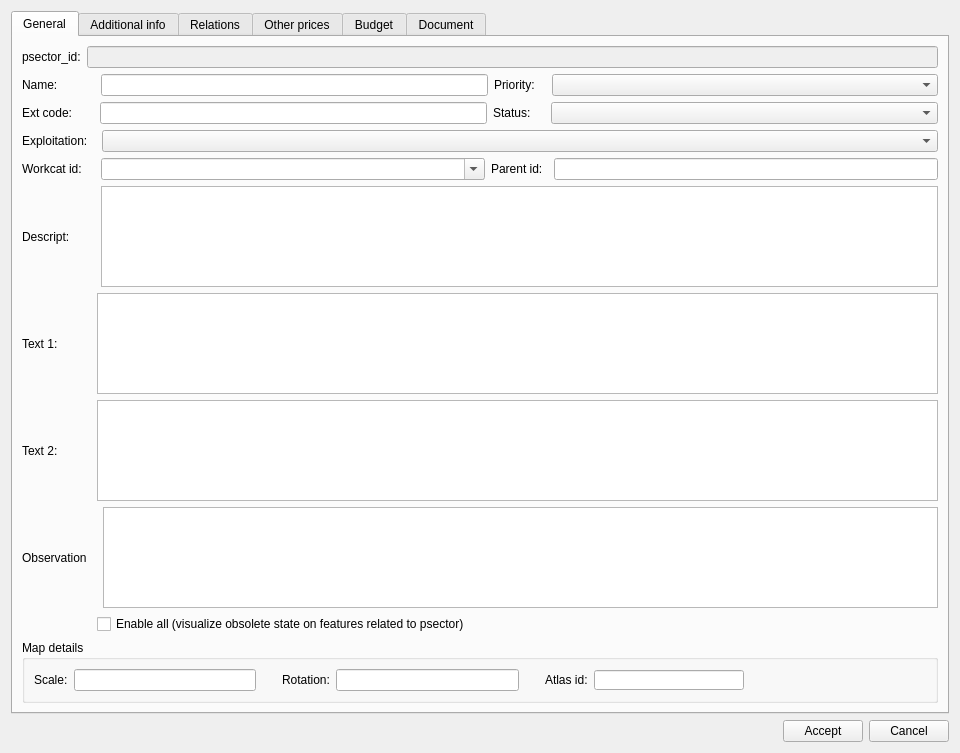
This is core/ui/toolbars/plan/psector.ui in Giswater/giswater_qgis_plugin as Qt 5 draws it before an edit. The edited form follows.
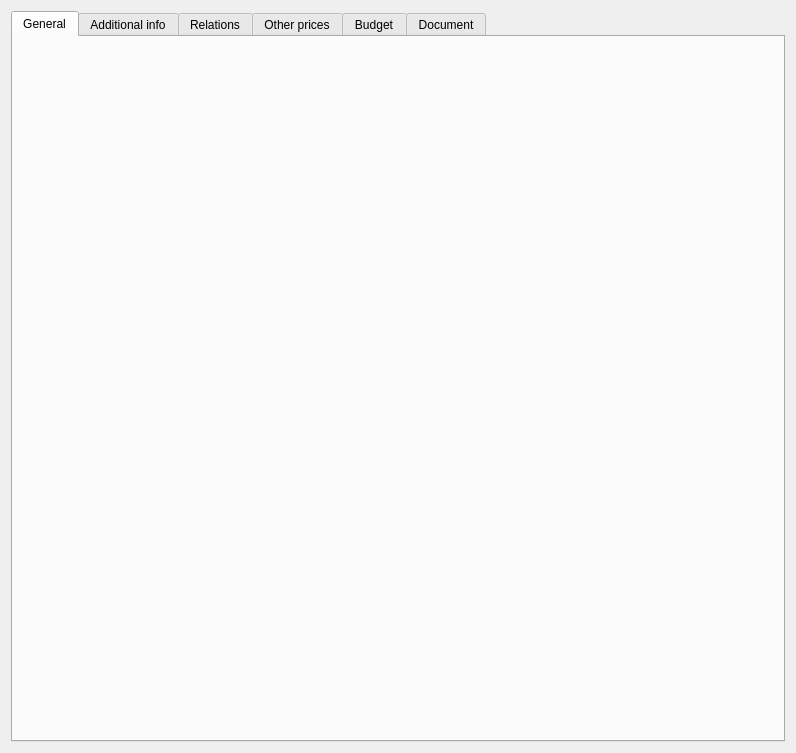
This is the edited form.

Commit message: feat(psector): make tab general from psector dynamic and fix some bugs

The edit to the form file:
```diff
--- a/core/ui/toolbars/plan/psector.ui
+++ b/core/ui/toolbars/plan/psector.ui
@@ -6,7 +6,7 @@
    <rect>
     <x>0</x>
     <y>0</y>
-    <width>960</width>
+    <width>796</width>
     <height>753</height>
    </rect>
   </property>
@@ -32,542 +32,30 @@
       <attribute name="title">
        <string>General</string>
       </attribute>
-      <layout class="QVBoxLayout" name="verticalLayout_3">
-       <item>
-        <layout class="QHBoxLayout" name="horizontalLayout_10">
-         <item>
-          <widget class="QLabel" name="lbl_psector_id">
-           <property name="text">
-            <string>psector_id:</string>
-           </property>
-          </widget>
-         </item>
-         <item>
-          <widget class="QLineEdit" name="psector_id">
-           <property name="enabled">
-            <bool>false</bool>
-           </property>
-          </widget>
-         </item>
-        </layout>
+      <layout class="QGridLayout" name="gridLayout">
+       <item row="0" column="0">
+        <layout class="QGridLayout" name="lyt_general_1"/>
        </item>
-       <item>
-        <layout class="QHBoxLayout" name="horizontalLayout_9">
-         <item>
-          <widget class="QLabel" name="label_2">
-           <property name="toolTip">
-            <string/>
-           </property>
-           <property name="text">
-            <string>Name:</string>
-           </property>
-          </widget>
-         </item>
-         <item>
-          <spacer name="horizontalSpacer_2">
-           <property name="orientation">
-            <enum>Qt::Horizontal</enum>
-           </property>
-           <property name="sizeType">
-            <enum>QSizePolicy::Fixed</enum>
-           </property>
-           <property name="sizeHint" stdset="0">
-            <size>
-             <width>37</width>
-             <height>20</height>
-            </size>
-           </property>
-          </spacer>
-         </item>
-         <item>
-          <widget class="QLineEdit" name="name">
-           <property name="sizePolicy">
-            <sizepolicy hsizetype="Expanding" vsizetype="Fixed">
-             <horstretch>0</horstretch>
-             <verstretch>0</verstretch>
-            </sizepolicy>
-           </property>
-           <property name="minimumSize">
-            <size>
-             <width>150</width>
-             <height>0</height>
-            </size>
-           </property>
-          </widget>
-         </item>
-         <item>
-          <widget class="QLabel" name="label_3">
-           <property name="text">
-            <string>Priority:</string>
-           </property>
-          </widget>
-         </item>
-         <item>
-          <spacer name="horizontalSpacer_3">
-           <property name="orientation">
-            <enum>Qt::Horizontal</enum>
-           </property>
-           <property name="sizeType">
-            <enum>QSizePolicy::Fixed</enum>
-           </property>
-           <property name="sizeHint" stdset="0">
-            <size>
-             <width>11</width>
-             <height>20</height>
-            </size>
-           </property>
-          </spacer>
-         </item>
-         <item>
-          <widget class="QComboBox" name="priority">
-           <property name="sizePolicy">
-            <sizepolicy hsizetype="Expanding" vsizetype="Preferred">
-             <horstretch>0</horstretch>
-             <verstretch>0</verstretch>
-            </sizepolicy>
-           </property>
-          </widget>
-         </item>
-        </layout>
+       <item row="1" column="0">
+        <layout class="QGridLayout" name="lyt_general_2"/>
        </item>
-       <item>
-        <layout class="QHBoxLayout" name="horizontalLayout_8">
-         <item>
-          <widget class="QLabel" name="label_4">
-           <property name="toolTip">
-            <string/>
-           </property>
-           <property name="text">
-            <string>Ext code:</string>
-           </property>
-          </widget>
-         </item>
-         <item>
-          <spacer name="horizontalSpacer_4">
-           <property name="orientation">
-            <enum>Qt::Horizontal</enum>
-           </property>
-           <property name="sizeType">
-            <enum>QSizePolicy::Fixed</enum>
-           </property>
-           <property name="sizeHint" stdset="0">
-            <size>
-             <width>22</width>
-             <height>20</height>
-            </size>
-           </property>
-          </spacer>
-         </item>
-         <item>
-          <widget class="QLineEdit" name="ext_code"/>
-         </item>
-         <item>
-          <widget class="QLabel" name="label_8">
-           <property name="text">
-            <string>Status:</string>
-           </property>
-          </widget>
-         </item>
-         <item>
-          <spacer name="horizontalSpacer_5">
-           <property name="orientation">
-            <enum>Qt::Horizontal</enum>
-           </property>
-           <property name="sizeType">
-            <enum>QSizePolicy::Fixed</enum>
-           </property>
-           <property name="sizeHint" stdset="0">
-            <size>
-             <width>14</width>
-             <height>20</height>
-            </size>
-           </property>
-          </spacer>
-         </item>
-         <item>
-          <widget class="QComboBox" name="status">
-           <property name="sizePolicy">
-            <sizepolicy hsizetype="Expanding" vsizetype="Preferred">
-             <horstretch>0</horstretch>
-             <verstretch>0</verstretch>
-            </sizepolicy>
-           </property>
-          </widget>
-         </item>
-        </layout>
+       <item row="2" column="0">
+        <layout class="QGridLayout" name="lyt_general_3"/>
        </item>
-       <item>
-        <layout class="QHBoxLayout" name="horizontalLayout_7">
-         <item>
-          <widget class="QLabel" name="label_5">
-           <property name="text">
-            <string>Exploitation:</string>
-           </property>
-          </widget>
-         </item>
-         <item>
-          <spacer name="horizontalSpacer_6">
-           <property name="orientation">
-            <enum>Qt::Horizontal</enum>
-           </property>
-           <property name="sizeType">
-            <enum>QSizePolicy::Fixed</enum>
-           </property>
-           <property name="sizeHint" stdset="0">
-            <size>
-             <width>8</width>
-             <height>20</height>
-            </size>
-           </property>
-          </spacer>
-         </item>
-         <item>
-          <widget class="QComboBox" name="expl_id">
-           <property name="sizePolicy">
-            <sizepolicy hsizetype="Expanding" vsizetype="Fixed">
-             <horstretch>0</horstretch>
-             <verstretch>0</verstretch>
-            </sizepolicy>
-           </property>
-          </widget>
-         </item>
-        </layout>
+       <item row="3" column="0">
+        <layout class="QGridLayout" name="lyt_general_4"/>
        </item>
-       <item>
-        <layout class="QHBoxLayout" name="horizontalLayout_6">
-         <item>
-          <widget class="QLabel" name="label_6">
-           <property name="text">
-            <string>Workcat id:</string>
-           </property>
-          </widget>
-         </item>
-         <item>
-          <spacer name="horizontalSpacer_8">
-           <property name="orientation">
-            <enum>Qt::Horizontal</enum>
-           </property>
-           <property name="sizeType">
-            <enum>QSizePolicy::Fixed</enum>
-           </property>
-           <property name="sizeHint" stdset="0">
-            <size>
-             <width>13</width>
-             <height>20</height>
-            </size>
-           </property>
-          </spacer>
-         </item>
-         <item>
-          <widget class="QComboBox" name="workcat_id">
-           <property name="sizePolicy">
-            <sizepolicy hsizetype="Expanding" vsizetype="Fixed">
-             <horstretch>0</horstretch>
-             <verstretch>0</verstretch>
-            </sizepolicy>
-           </property>
-           <property name="editable">
-            <bool>true</bool>
-           </property>
-          </widget>
-         </item>
-         <item>
-          <widget class="QLabel" name="label">
-           <property name="text">
-            <string>Parent id:</string>
-           </property>
-          </widget>
-         </item>
-         <item>
-          <spacer name="horizontalSpacer_9">
-           <property name="orientation">
-            <enum>Qt::Horizontal</enum>
-           </property>
-           <property name="sizeType">
-            <enum>QSizePolicy::Fixed</enum>
-           </property>
-           <property name="sizeHint" stdset="0">
-            <size>
-             <width>5</width>
-             <height>20</height>
-            </size>
-           </property>
-          </spacer>
-         </item>
-         <item>
-          <widget class="QLineEdit" name="parent_id"/>
-         </item>
-        </layout>
+       <item row="4" column="0">
+        <layout class="QGridLayout" name="lyt_general_5"/>
        </item>
-       <item>
-        <layout class="QHBoxLayout" name="horizontalLayout_5">
-         <item>
-          <widget class="QLabel" name="label_7">
-           <property name="text">
-            <string>Descript:</string>
-           </property>
-          </widget>
-         </item>
-         <item>
-          <spacer name="horizontalSpacer_10">
-           <property name="orientation">
-            <enum>Qt::Horizontal</enum>
-           </property>
-           <property name="sizeType">
-            <enum>QSizePolicy::Fixed</enum>
-           </property>
-           <property name="sizeHint" stdset="0">
-            <size>
-             <width>25</width>
-             <height>20</height>
-            </size>
-           </property>
-          </spacer>
-         </item>
-         <item>
-          <widget class="QTextEdit" name="descript"/>
-         </item>
-        </layout>
+       <item row="5" column="0">
+        <layout class="QGridLayout" name="lyt_general_6"/>
        </item>
-       <item>
-        <layout class="QHBoxLayout" name="horizontalLayout_4">
-         <item>
-          <widget class="QLabel" name="label_11">
-           <property name="text">
-            <string>Text 1:</string>
-           </property>
-          </widget>
-         </item>
-         <item>
-          <spacer name="horizontalSpacer_11">
-           <property name="orientation">
-            <enum>Qt::Horizontal</enum>
-           </property>
-           <property name="sizeType">
-            <enum>QSizePolicy::Fixed</enum>
-           </property>
-           <property name="sizeHint" stdset="0">
-            <size>
-             <width>33</width>
-             <height>20</height>
-            </size>
-           </property>
-          </spacer>
-         </item>
-         <item>
-          <widget class="QTextEdit" name="text1"/>
-         </item>
-        </layout>
+       <item row="6" column="0">
+        <layout class="QGridLayout" name="lyt_general_7"/>
        </item>
-       <item>
-        <layout class="QHBoxLayout" name="horizontalLayout_2">
-         <item>
-          <widget class="QLabel" name="label_12">
-           <property name="text">
-            <string>Text 2:</string>
-           </property>
-          </widget>
-         </item>
-         <item>
-          <spacer name="horizontalSpacer_13">
-           <property name="orientation">
-            <enum>Qt::Horizontal</enum>
-           </property>
-           <property name="sizeType">
-            <enum>QSizePolicy::Fixed</enum>
-           </property>
-           <property name="sizeHint" stdset="0">
-            <size>
-             <width>33</width>
-             <height>20</height>
-            </size>
-           </property>
-          </spacer>
-         </item>
-         <item>
-          <widget class="QTextEdit" name="text2"/>
-         </item>
-        </layout>
-       </item>
-       <item>
-        <layout class="QHBoxLayout" name="horizontalLayout_3">
-         <item>
-          <widget class="QLabel" name="label_13">
-           <property name="text">
-            <string>Observation</string>
-           </property>
-          </widget>
-         </item>
-         <item>
-          <spacer name="horizontalSpacer_12">
-           <property name="orientation">
-            <enum>Qt::Horizontal</enum>
-           </property>
-           <property name="sizeType">
-            <enum>QSizePolicy::Fixed</enum>
-           </property>
-           <property name="sizeHint" stdset="0">
-            <size>
-             <width>10</width>
-             <height>20</height>
-            </size>
-           </property>
-          </spacer>
-         </item>
-         <item>
-          <widget class="QTextEdit" name="observ"/>
-         </item>
-        </layout>
-       </item>
-       <item>
-        <layout class="QHBoxLayout" name="horizontalLayout_11">
-         <item>
-          <spacer name="horizontalSpacer_14">
-           <property name="orientation">
-            <enum>Qt::Horizontal</enum>
-           </property>
-           <property name="sizeType">
-            <enum>QSizePolicy::Fixed</enum>
-           </property>
-           <property name="sizeHint" stdset="0">
-            <size>
-             <width>75</width>
-             <height>20</height>
-            </size>
-           </property>
-          </spacer>
-         </item>
-         <item>
-          <widget class="QCheckBox" name="chk_enable_all">
-           <property name="toolTip">
-            <string extracomment="Activate layers to allow visualize obsolete state on features related to psector. This layers are: v_plan_psector_connec, v_plan_psector_arc, v_plan_psector_node, v_plan_psector_link">Activate layers to allow visualize obsolete state on features related to psector. When all layers are active, checkbox is marked, if not, checkbox is unmarked. These layers are: Plan psector arc, Plan psector connec, Plan psector node, Plan psector link</string>
-           </property>
-           <property name="text">
-            <string>Enable all (visualize obsolete state on features related to psector)</string>
-           </property>
-          </widget>
-         </item>
-         <item>
-          <spacer name="horizontalSpacer_15">
-           <property name="orientation">
-            <enum>Qt::Horizontal</enum>
-           </property>
-           <property name="sizeHint" stdset="0">
-            <size>
-             <width>40</width>
-             <height>20</height>
-            </size>
-           </property>
-          </spacer>
-         </item>
-        </layout>
-       </item>
-       <item>
-        <widget class="QGroupBox" name="groupBox">
-         <property name="title">
-          <string>Map details</string>
-         </property>
-         <layout class="QGridLayout" name="gridLayout">
-          <item row="0" column="0">
-           <layout class="QHBoxLayout" name="horizontalLayout_12">
-            <item>
-             <widget class="QLabel" name="label_15">
-              <property name="text">
-               <string>Scale:</string>
-              </property>
-             </widget>
-            </item>
-            <item>
-             <widget class="QLineEdit" name="scale"/>
-            </item>
-            <item>
-             <spacer name="horizontalSpacer_16">
-              <property name="orientation">
-               <enum>Qt::Horizontal</enum>
-              </property>
-              <property name="sizeType">
-               <enum>QSizePolicy::Fixed</enum>
-              </property>
-              <property name="sizeHint" stdset="0">
-               <size>
-                <width>20</width>
-                <height>20</height>
-               </size>
-              </property>
-             </spacer>
-            </item>
-            <item>
-             <widget class="QLabel" name="label_14">
-              <property name="text">
-               <string>Rotation:</string>
-              </property>
-             </widget>
-            </item>
-            <item>
-             <widget class="QLineEdit" name="rotation"/>
-            </item>
-            <item>
-             <spacer name="horizontalSpacer_17">
-              <property name="orientation">
-               <enum>Qt::Horizontal</enum>
-              </property>
-              <property name="sizeType">
-               <enum>QSizePolicy::Fixed</enum>
-              </property>
-              <property name="sizeHint" stdset="0">
-               <size>
-                <width>20</width>
-                <height>20</height>
-               </size>
-              </property>
-             </spacer>
-            </item>
-            <item>
-             <widget class="QLabel" name="label_16">
-              <property name="text">
-               <string>Atlas id:</string>
-              </property>
-             </widget>
-            </item>
-            <item>
-             <widget class="QLineEdit" name="atlas_id">
-              <property name="sizePolicy">
-               <sizepolicy hsizetype="Preferred" vsizetype="Preferred">
-                <horstretch>0</horstretch>
-                <verstretch>0</verstretch>
-               </sizepolicy>
-              </property>
-              <property name="minimumSize">
-               <size>
-                <width>150</width>
-                <height>0</height>
-               </size>
-              </property>
-              <property name="maximumSize">
-               <size>
-                <width>1000</width>
-                <height>20</height>
-               </size>
-              </property>
-             </widget>
-            </item>
-            <item>
-             <spacer name="horizontalSpacer_18">
-              <property name="orientation">
-               <enum>Qt::Horizontal</enum>
-              </property>
-              <property name="sizeHint" stdset="0">
-               <size>
-                <width>40</width>
-                <height>20</height>
-               </size>
-              </property>
-             </spacer>
-            </item>
-           </layout>
-          </item>
-         </layout>
-        </widget>
+       <item row="7" column="0">
+        <layout class="QGridLayout" name="lyt_general_8"/>
        </item>
       </layout>
      </widget>
@@ -1713,40 +1201,6 @@
      </widget>
     </widget>
    </item>
-   <item row="2" column="0">
-    <layout class="QGridLayout" name="lyt_buttons">
-     <property name="topMargin">
-      <number>0</number>
-     </property>
-     <item row="0" column="0">
-      <spacer name="horizontalSpacer">
-       <property name="orientation">
-        <enum>Qt::Horizontal</enum>
-       </property>
-       <property name="sizeHint" stdset="0">
-        <size>
-         <width>40</width>
-         <height>20</height>
-        </size>
-       </property>
-      </spacer>
-     </item>
-     <item row="0" column="1">
-      <widget class="QPushButton" name="btn_accept">
-       <property name="text">
-        <string>Accept</string>
-       </property>
-      </widget>
-     </item>
-     <item row="0" column="2">
-      <widget class="QPushButton" name="btn_cancel">
-       <property name="text">
-        <string>Cancel</string>
-       </property>
-      </widget>
-     </item>
-    </layout>
-   </item>
   </layout>
  </widget>
  <tabstops>
```
Left out of the diff: 38 changed lines with no effect on the pictures. The commit also changes 2 other files.
